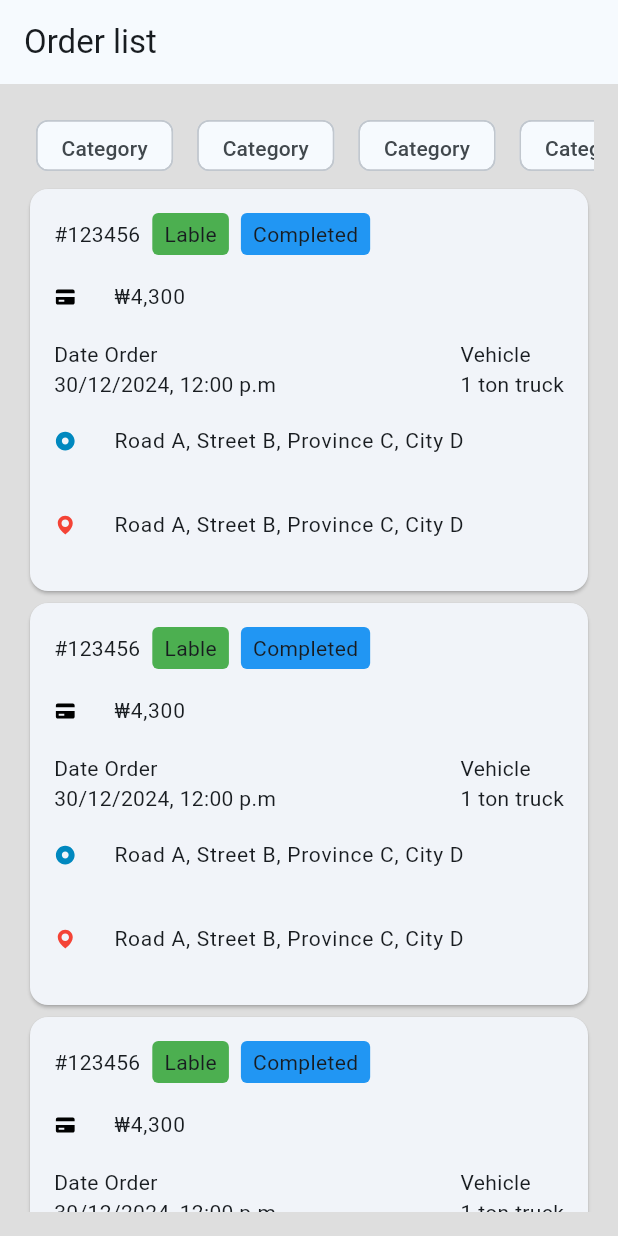
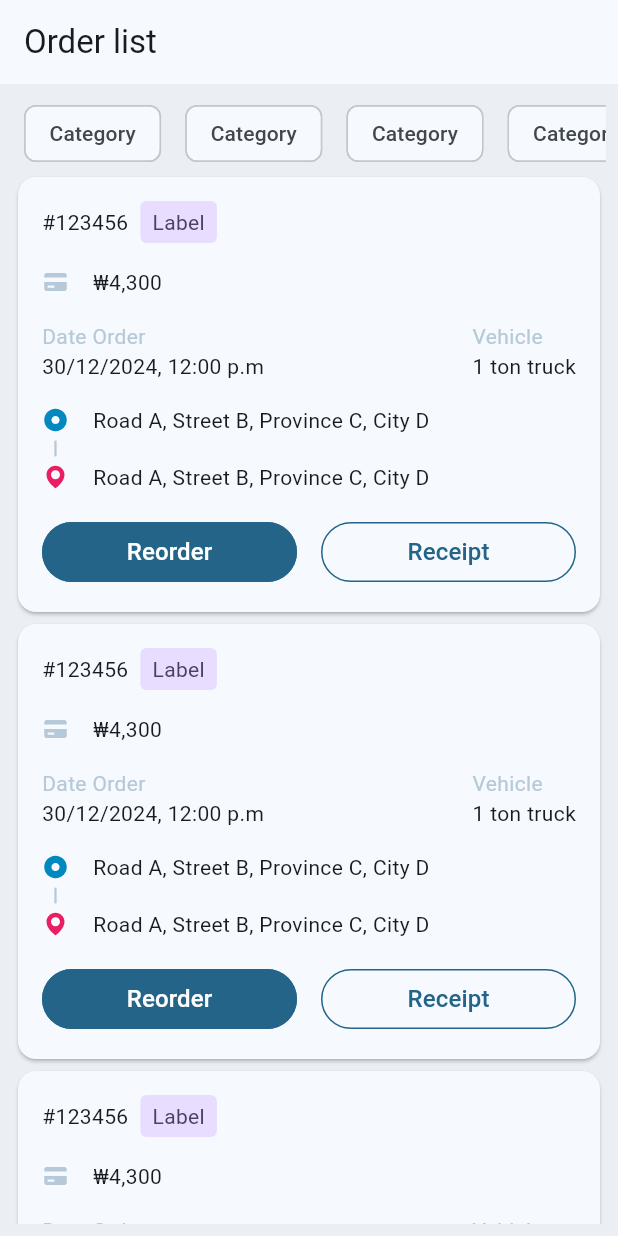
Before and after one commit to Anna-Gogox/Order-UI, a Flutter app: the screen it shows after launch, on a phone screen of 412 x 824 dp. Run offline on Flutter 3.47's test engine with Material 3 defaults, Android fonts, the phone set to English and light mode, and no system bars; our stand-ins replace flutter_svg.

Commit message:
Completed design UI

```diff
--- a/lib/gen/colors.gen.dart
+++ b/lib/gen/colors.gen.dart
@@ -13,9 +13,27 @@ import 'package:flutter/material.dart';
 class ColorName {
   ColorName._();
 
+  /// Color: #EA5265
+  static const Color danger = Color(0xFFEA5265);
+
   /// Color: #DEDEDE
   static const Color neutral2 = Color(0xFFDEDEDE);
 
+  /// Color: #AEAEAE
+  static const Color neutral3 = Color(0xFFAEAEAE);
+
+  /// Color: #00121A54
+  static const Color neutral5 = Color(0x00121A54);
+
   /// Color: #0088BF
   static const Color primary = Color(0xFF0088BF);
+
+  /// Color: #22ADEF
+  static const Color status1 = Color(0xFF22ADEF);
+
+  /// Color: #79CB65
+  static const Color status2 = Color(0xFF79CB65);
+
+  /// Color: #DB1F21
+  static const Color status3 = Color(0xFFDB1F21);
 }
--- a/lib/main.dart
+++ b/lib/main.dart
@@ -17,11 +17,19 @@ class MyApp extends StatelessWidget {
       title: 'Flutter Demo',
       theme: ThemeData(
         colorScheme: ColorScheme.fromSeed(
-          seedColor: ColorName.primary,
-          brightness: Brightness.light
+          seedColor: const Color(0xFF0088BF),
+          brightness: Brightness.light,
         ),
         useMaterial3: true,
       ),
+      darkTheme: ThemeData(
+        colorScheme: ColorScheme.fromSeed(
+          seedColor: const Color(0xFF005085),
+          brightness: Brightness.dark,
+        ),
+        useMaterial3: true,
+      ),
+      themeMode: ThemeMode.system,
       home: const HomePage(),
     );
   }
--- a/lib/pages/home_page.dart
+++ b/lib/pages/home_page.dart
@@ -1,5 +1,4 @@
 import 'package:flutter/material.dart';
-import 'package:order_ui/gen/colors.gen.dart';
 import 'package:order_ui/widgets/order_card.dart';
 
 class HomePage extends StatelessWidget {
@@ -8,12 +7,12 @@ class HomePage extends StatelessWidget {
   @override
   Widget build(BuildContext context) {
     return Scaffold(
-      backgroundColor: ColorName.neutral2,
+      backgroundColor: Theme.of(context).colorScheme.surfaceContainer,
       appBar: AppBar(
         title: const Text('Order list'),
       ),
       body: Padding(
-        padding: const EdgeInsets.all(16.0),
+        padding: const EdgeInsets.all(8.0),
         child: Column(
           children: [
             SizedBox(
@@ -23,7 +22,7 @@ class HomePage extends StatelessWidget {
                 itemCount: 5,
                 itemBuilder: (context, index) {
                   return Padding(
-                    padding: const EdgeInsets.all(8.0),
+                    padding: const EdgeInsets.symmetric(horizontal: 8.0),
                     child: Chip(label: Text('Category')),
                   );
                 },
@@ -34,16 +33,6 @@ class HomePage extends StatelessWidget {
               child: ListView.builder(
                 itemCount: 10,
                 itemBuilder: (context, index) {
-                  // return Container(
-                  //   alignment: Alignment.center,
-                  //   decoration: BoxDecoration(
-                  //     borderRadius: BorderRadius.circular(5.0),
-                  //     color: Colors.blue,
-                  //   ),
-                  //   margin: EdgeInsets.all(8.0),
-                  //   padding: EdgeInsets.all(8.0),
-                  //   child: Text('hello'),
-                  // );
                   return OrderCard();
                 },
               ),
--- a/lib/widgets/order_card.dart
+++ b/lib/widgets/order_card.dart
@@ -8,93 +8,240 @@ class OrderCard extends StatelessWidget {
 
   @override
   Widget build(BuildContext context) {
-    final won = NumberFormat.currency(locale: 'ko_KR', symbol: '₩');
-
     return Card(
+      color: Theme.of(context).colorScheme.surface,
       child: Padding(
         padding: const EdgeInsets.all(16.0),
         child: Column(
           children: [
-            Row(
-              children: [
-                Text('#123456'),
-                SizedBox(width: 8.0),
-                Container(
-                  padding: EdgeInsets.symmetric(horizontal: 8, vertical: 4),
-                  decoration: BoxDecoration(
-                    color: Colors.green,
-                    borderRadius: BorderRadius.circular(4),
-                  ),
-                  child: Text('Lable'),
-                ),
-                SizedBox(width: 8.0),
-                Container(
-                  padding: EdgeInsets.symmetric(horizontal: 8, vertical: 4),
-                  decoration: BoxDecoration(
-                    color: Colors.blue,
-                    borderRadius: BorderRadius.circular(4),
-                  ),
-                  child: Text('Completed'),
-                ),
-              ],
-            ),
-
-            ListTile(
-              contentPadding: EdgeInsets.zero,
-              leading: SvgPicture.asset(
-                Assets.icons.creditCard,
-                height: 15,
-                width: 15,
-              ),
-              title: Text(won.format(4300), style: TextStyle(fontSize: 14)),
-            ),
-
-            Row(
-              mainAxisAlignment: MainAxisAlignment.spaceBetween,
-              children: [
-                Column(
-                  crossAxisAlignment: CrossAxisAlignment.start,
-                  children: [Text('Date Order'), Text('30/12/2024, 12:00 p.m')],
-                ),
-                Column(
-                  crossAxisAlignment: CrossAxisAlignment.start,
-                  children: [Text('Vehicle'), Text('1 ton truck')],
-                ),
-              ],
-            ),
-
-            Column(
-              children: [
-                ListTile(
-                  contentPadding: EdgeInsets.zero,
-                  leading: SvgPicture.asset(
-                    Assets.icons.departureIcon,
-                    height: 15,
-                    width: 15,
-                  ),
-                  title: Text(
-                    'Road A, Street B, Province C, City D',
-                    style: TextStyle(fontSize: 14),
-                  ),
-                ),
-                ListTile(
-                  contentPadding: EdgeInsets.zero,
-                  leading: SvgPicture.asset(
-                    Assets.icons.point,
-                    height: 15,
-                    width: 15,
-                    colorFilter: ColorFilter.mode(Colors.red, BlendMode.srcIn),
-                  ),
-                  title: Text(
-                    'Road A, Street B, Province C, City D',
-                    style: TextStyle(fontSize: 14),
-                  ),
-                ),
-              ],
-            ),
+            IdAndStatus(id: '#123456'),
+            SizedBox(height: 16.0,),
+            AmountTotal(number: 4300),
+            SizedBox(height: 16.0,),
+            DetailDateAndVehicle(dateOrder: '30/12/2024, 12:00 p.m', vehicle: '1 ton truck'),
+            SizedBox(height: 16.0,),
+            Address(appointmentPoint: 'Road A, Street B, Province C, City D', destinationPoint: 'Road A, Street B, Province C, City D'),
+            SizedBox(height: 16.0,),
+            ButtonInOrderItem(textButton: 'Tip driver', status: 'Completed',)
           ],
         ),
       ),
     );
   }
 }
+
+class StatusLabel extends StatelessWidget {
+  const StatusLabel({super.key, required this.status});
+
+  final String status;
+
+  @override
+  Widget build(BuildContext context) {
+    return Container(
+      padding: EdgeInsets.symmetric(horizontal: 8, vertical: 4),
+      decoration: BoxDecoration(
+        color: Theme.of(context).colorScheme.tertiaryContainer,
+        borderRadius: BorderRadius.circular(4),
+      ),
+      child: Text(
+        status,
+        style: TextStyle(color: Theme.of(context).colorScheme.onTertiaryContainer),
+      ),
+    );
+  }
+}
+
+class IconWithText extends StatelessWidget {
+  const IconWithText({super.key, required this.iconAsset, this.color, required this.text});
+
+  final String iconAsset;
+  final Color? color;
+  final String text;
+
+  @override
+  Widget build(BuildContext context) {
+    return Row(
+      children: [
+        SizedBox(
+          child: SvgPicture.asset(
+            iconAsset,
+            height: 18,
+            width: 18,
+            colorFilter:
+              color != null
+                ? ColorFilter.mode(color!, BlendMode.srcIn)
+                : null,
+          ),
+        ),
+        SizedBox(width: 16.0,),
+        Expanded(child: Text(text, style: TextStyle(fontSize: 14))),
+      ],
+    );
+  }
+}
+
+class IdAndStatus extends StatelessWidget {
+  const IdAndStatus({super.key, required this.id});
+
+  final String id;
+
+  @override
+  Widget build(BuildContext context) {
+    return Row(
+      children: [Text(id), SizedBox(width: 8.0), StatusLabel(status: 'Label',)],
+    );
+  }
+}
+
+class AmountTotal extends StatelessWidget {
+  const AmountTotal({super.key, required this.number});
+
+  final int number;
+
+  @override
+  Widget build(BuildContext context) {
+    final won = NumberFormat.currency(locale: 'ko_KR', symbol: '₩');
+    return IconWithText(iconAsset: Assets.icons.creditCard, color: Theme.of(context).colorScheme.secondaryFixedDim, text: won.format(number));
+  }
+}
+
+class DetailDateAndVehicle extends StatelessWidget {
+  const DetailDateAndVehicle({super.key, required this.dateOrder, required this.vehicle});
+
+  final String dateOrder;
+  final String vehicle;
+
+  @override
+  Widget build(BuildContext context) {
+    return Row(
+      mainAxisAlignment: MainAxisAlignment.spaceBetween,
+      children: [
+        Column(
+          crossAxisAlignment: CrossAxisAlignment.start,
+          children: [
+            Text('Date Order', style: TextStyle(color: Theme.of(context).colorScheme.secondaryFixedDim)),
+            Text(dateOrder),
+          ],
+        ),
+        Column(
+          crossAxisAlignment: CrossAxisAlignment.start,
+          children: [
+            Text('Vehicle', style: TextStyle(color: Theme.of(context).colorScheme.secondaryFixedDim)),
+            Text(vehicle),
+          ],
+        ),
+      ],
+    );
+  }
+}
+
+class Address extends StatelessWidget {
+  const Address({super.key, required this.appointmentPoint, required this.destinationPoint});
+
+  final String appointmentPoint;
+  final String destinationPoint;
+
+  @override
+  Widget build(BuildContext context) {
+    return Column(
+      crossAxisAlignment: CrossAxisAlignment.start,
+      children: [
+        IconWithText(
+          iconAsset: Assets.icons.departureIcon,
+          text: appointmentPoint,
+        ),
+        RotateIcon90Degree(icon: Assets.icons.minus),
+        IconWithText(
+          iconAsset: Assets.icons.point,
+          color: Colors.pink,
+          text: destinationPoint,
+        ),
+      ],
+    );
+  }
+}
+
+class RotateIcon90Degree extends StatelessWidget {
+  const RotateIcon90Degree({super.key, required this.icon});
+
+  final String icon;
+
+  @override
+  Widget build(BuildContext context) {
+    return Row(
+      children: [
+        SizedBox(
+          width: 18,
+          child: Transform.rotate(
+            angle: 3.14 / 2,
+            child: SvgPicture.asset(
+              icon,
+              colorFilter: ColorFilter.mode(Theme.of(context).colorScheme.secondaryFixedDim, BlendMode.srcIn),
+              height: 18,
+              width: 18,
+            ),
+          ),
+        ),
+      ],
+    );
+  }
+}
+
+class DesignButton extends StatelessWidget {
+  const DesignButton({super.key, required this.textButton, this.status});
+
+  final String textButton;
+  final String? status;
+
+  @override
+  Widget build(BuildContext context) {
+    return SizedBox(
+      width: double.infinity,
+      child: ElevatedButton(
+        onPressed: () {},
+        style: ElevatedButton.styleFrom(
+          backgroundColor:
+              status == 'Completed'
+                  ? Colors.transparent
+                  : Theme.of(context).colorScheme.primary,
+          side: BorderSide(color: Theme.of(context).colorScheme.primary, width: 1.0),
+          elevation: 0,
+        ),
+        child: Text(
+          textButton,
+          style: TextStyle(
+            color:
+                status == 'Completed'
+                    ? Theme.of(context).colorScheme.primary
+                    : Theme.of(context).colorScheme.onPrimary,
+            fontSize: 16.0,
+          ),
+        ),
+      ),
+    );
+  }
+}
+
+class ButtonInOrderItem extends StatelessWidget {
+  const ButtonInOrderItem({super.key, required this.textButton, this.status});
+
+  final String textButton;
+  final String? status;
+
+  @override
+  Widget build(BuildContext context) {
+    if (status == 'Completed') {
+      return Row(
+        mainAxisAlignment: MainAxisAlignment.spaceBetween,
+        children: [
+          Expanded(child: DesignButton(textButton: 'Reorder',),),
+          SizedBox(width: 16.0,),
+          Expanded(child: DesignButton(textButton: 'Receipt', status: status,)),
+        ],
+      );
+    }
+    else {
+      return DesignButton(textButton: 'Reorder',);
+    }
+  }
+}
--- a/pubspec.yaml
+++ b/pubspec.yaml
@@ -95,6 +95,3 @@ flutter:
 
 flutter_gen:
   output: lib/gen/
-  colors:
-    inputs:
-      - assets/colors/colors.xml
```
Also changed, not shown: 1 other file.
